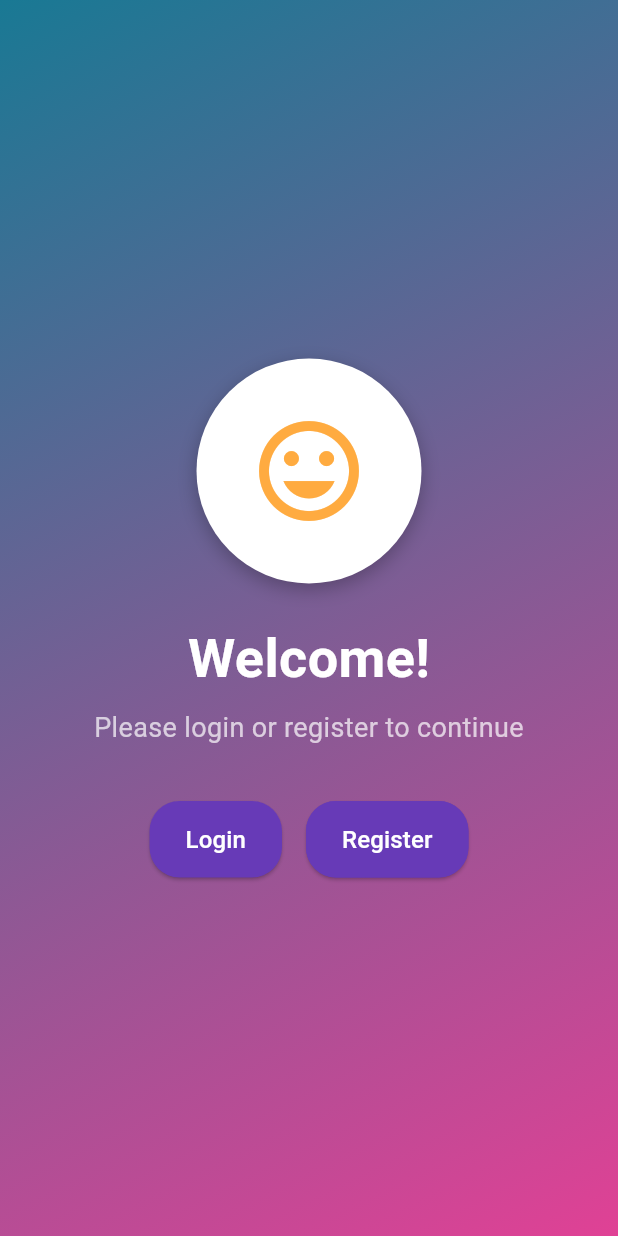
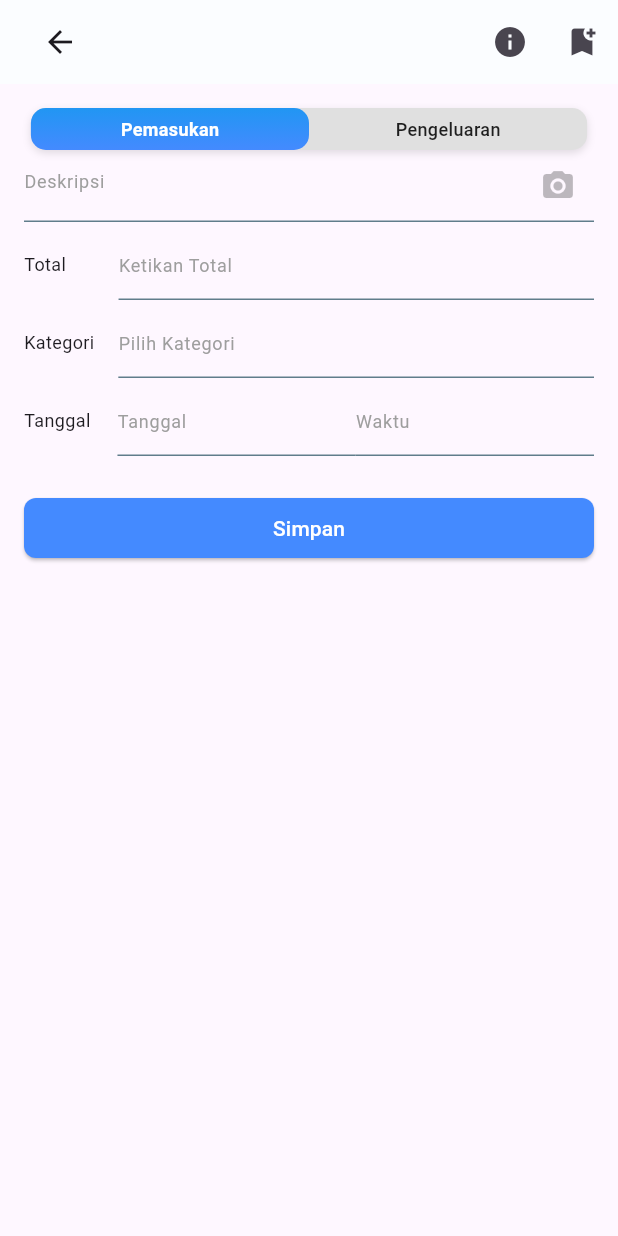
Before and after one commit to thisisjackii/ta_client, a Flutter app: the screen it shows after launch, on a phone screen of 412 x 824 dp. Run offline on Flutter 3.47's test engine with Material 3 defaults, Android fonts, the phone set to English and light mode, and no system bars; drawn by our look-alikes of flutter_toggle_tab; our stand-ins replace bloc, equatable, flutter_bloc, flutter_svg, get_it; generated files the repository leaves out were written again.

Commit message:
[FUNC] add create page
- new page: create transaction
- bloc and service still empty
- add new route
- add new library (flutter toggle tab)
- [Custom Text Field] new camera features
- add new custom date picker (related to custom text field)

```diff
--- a/lib/app/routes/routes.dart
+++ b/lib/app/routes/routes.dart
@@ -8,6 +8,7 @@ class Routes {
   static const register = '/register';
   static const otpVerification = '/otp-verification';
   static const dashboard = '/dashboard';
+  static const create = '/create';
 
   static Route<dynamic> generateRoute(RouteSettings settings) {
     switch (settings.name) {
@@ -21,6 +22,8 @@ class Routes {
         return MaterialPageRoute(builder: (_) => OtpVerificationPage.create());
       case dashboard:
         return MaterialPageRoute(builder: (_) => DashboardPage.create());
+      case create:
+        return MaterialPageRoute(builder: (_) => CreatePage.create());
       default:
         debugPrint('Unknown route: ${settings.name}');
         return MaterialPageRoute(
--- a/lib/app/view/app.dart
+++ b/lib/app/view/app.dart
@@ -14,7 +14,7 @@ class App extends StatelessWidget {
         ),
         useMaterial3: true,
       ),
-      initialRoute: Routes.welcome,
+      initialRoute: Routes.create,
       onGenerateRoute: Routes.generateRoute,
     );
   }
--- a/lib/core/screens/screens.dart
+++ b/lib/core/screens/screens.dart
@@ -4,3 +4,4 @@ export '../../features/login/view/login_page.dart';
 export '../../features/otp/view/otp_verification_page.dart';
 export '../../features/register/view/register_page.dart';
 export '../../features/welcome/view/welcome_page.dart';
+export '../../features/create/view/create_page.dart';
--- /dev/null
+++ b/lib/core/widgets/custom_date_picker.dart
@@ -0,0 +1,60 @@
+import 'package:flutter/material.dart';
+import 'package:ta_client/core/widgets/custom_text_field.dart';
+
+class CustomDatePicker extends StatefulWidget {
+  const CustomDatePicker({
+    required this.label,
+    required this.isDatePicker,
+    super.key,
+  });
+
+  final String label;
+  final bool isDatePicker;
+
+  @override
+  State<CustomDatePicker> createState() => _CustomDatePickerState();
+}
+
+class _CustomDatePickerState extends State<CustomDatePicker> {
+  final TextEditingController _controller = TextEditingController();
+  @override
+  Widget build(BuildContext context) {
+    return GestureDetector(
+      onTap: () async {
+        if (widget.isDatePicker) {
+          // Show Date Picker
+          DateTime? pickedDate = await showDatePicker(
+            context: context,
+            initialDate: DateTime.now(),
+            firstDate: DateTime(2000),
+            lastDate: DateTime(2100),
+          );
+          if (pickedDate != null) {
+            setState(() {
+              _controller.text = '${pickedDate.year}-${pickedDate.month}-${pickedDate.day}';
+            });
+          }
+        } else {
+          // Show Time Picker
+          TimeOfDay? pickedTime = await showTimePicker(
+            context: context,
+            initialTime: TimeOfDay.now(),
+          );
+          if (pickedTime != null) {
+            setState(() {
+              _controller.text = pickedTime.format(context); // Formats time to a readable string
+            });
+          }
+        }
+      },
+      child: AbsorbPointer( // Prevents the keyboard from appearing
+        child: CustomTextField(
+          label: widget.label,
+          onChanged: (value) {}, // No direct input allowed
+          isObscured: false,
+          keyboardType: TextInputType.none, // Disables keyboard input
+        ),
+      ),
+    );
+  }
+}
--- a/lib/core/widgets/custom_text_field.dart
+++ b/lib/core/widgets/custom_text_field.dart
@@ -4,23 +4,26 @@ import 'package:flutter/material.dart';
 class CustomTextField extends StatefulWidget {
   const CustomTextField({
     required this.label,
-    required this.onChanged,
-    required this.icons,
+    this.onChanged,
+    this.icons,
+    this.suffixType = SuffixType.none,
     super.key,
     this.isObscured = false,
     this.keyboardType,
   });
 
   final String label;
-  final IconData icons;
+  final IconData? icons;
   final bool isObscured;
   final TextInputType? keyboardType;
-  final void Function(String) onChanged;
+  final void Function(String)? onChanged;
+  final SuffixType suffixType;
 
   @override
   _CustomTextFieldState createState() => _CustomTextFieldState();
 }
 
+enum SuffixType { none, eye, camera }
 
 class _CustomTextFieldState extends State<CustomTextField> {
   late bool _isObscured;
@@ -40,13 +43,27 @@ class _CustomTextFieldState extends State<CustomTextField> {
         enabledBorder: const UnderlineInputBorder(
           borderSide: BorderSide(color: Colors.blueGrey),
         ),
-        prefixIcon: Opacity(
+        prefixIcon: widget.icons != null
+            ? Opacity(
           opacity: 0.3,
           child: Icon(widget.icons),
+        )
+            : null,
+        hintText: widget.label,
+        hintStyle: const TextStyle(
+          fontSize: 12,         // Custom font size
+          color: Colors.grey,   // Custom color
         ),
-        hintText: widget.label,
-        suffixIcon: widget.isObscured
-            ? IconButton(
+        suffixIcon: _buildSuffixIcon()
+      ),
+      onChanged: widget.onChanged,
+    );
+  }
+
+  Widget? _buildSuffixIcon() {
+    switch (widget.suffixType) {
+      case SuffixType.eye: // Obscure text toggle (password field)
+        return IconButton(
           icon: Icon(
             _isObscured ? Icons.visibility : Icons.visibility_off,
             color: _isObscured ? Colors.grey : Colors.blue,
@@ -56,10 +73,17 @@ class _CustomTextFieldState extends State<CustomTextField> {
               _isObscured = !_isObscured;
             });
           },
-        )
-            : null,
-      ),
-      onChanged: widget.onChanged,
-    );
+        );
+      case SuffixType.camera: // Camera icon
+        return IconButton(
+          icon: const Icon(Icons.camera_alt, color: Colors.black26),
+          onPressed: () {
+            print("Camera clicked at this moment");
+          },
+        );
+      case SuffixType.none: // No suffix icon
+      default:
+        return null;
+    }
   }
 }
--- /dev/null
+++ b/lib/features/create/view/create_page.dart
@@ -0,0 +1,198 @@
+// create_page.dart
+import 'package:flutter/material.dart';
+import 'package:flutter_bloc/flutter_bloc.dart';
+import 'package:ta_client/core/widgets/custom_text_field.dart';
+import 'package:ta_client/core/widgets/custom_date_picker.dart';
+import 'package:flutter_toggle_tab/flutter_toggle_tab.dart';
+
+class CreatePage extends StatefulWidget {
+  const CreatePage({super.key});
+
+  static Widget create() {
+    return const CreatePage();
+  }
+
+  @override
+  State<CreatePage> createState() => _CreatePageState();
+}
+
+class _CreatePageState extends State<CreatePage> {
+  int _selectedIndex = 0;
+  String _transactionType = 'Pemasukan';
+  List<DataTab> get _listTextTabToggle => [
+    DataTab(title: "Pemasukan"),
+    DataTab(title: "Pengeluaran"),
+  ];
+
+  @override
+  Widget build(BuildContext context) {
+    return Scaffold(
+      appBar: AppBar(
+        backgroundColor: const Color(0xffFBFDFF),
+        automaticallyImplyLeading: false, // Removes default leading button
+        title: Row(
+          mainAxisSize: MainAxisSize.min,
+          children: [
+            IconButton(
+              icon: const Icon(Icons.arrow_back),
+              onPressed: () {
+                // Handle navigate back action
+              },
+            ),
+          ],
+        ),
+        actions: [
+          Row(
+            children: [
+              IconButton(
+                icon: const Icon(Icons.info),
+                onPressed: () {
+                  // Handle settings action
+                },
+              ),
+              IconButton(
+                icon: const Icon(Icons.bookmark_add),
+                onPressed: () {
+                  // Handle account action
+                },
+              ),
+            ],
+          ),
+        ],
+      ),
+      body: Padding(
+        padding: const EdgeInsets.all(16),
+        child: Column(
+          mainAxisAlignment: MainAxisAlignment.start,
+          crossAxisAlignment: CrossAxisAlignment.stretch,
+          children: [
+            Center(
+              child: FlutterToggleTab(
+                width: 90,
+                borderRadius: 10,
+                height: 28,
+                selectedIndex: _selectedIndex,
+                selectedBackgroundColors: const [Colors.blue, Colors.blueAccent],
+                selectedTextStyle: const TextStyle(
+                    color: Colors.white,
+                    fontSize: 12,
+                    fontWeight: FontWeight.w700),
+                unSelectedTextStyle: const TextStyle(
+                    color: Colors.black87,
+                    fontSize: 12,
+                    fontWeight: FontWeight.w500),
+                dataTabs: _listTextTabToggle,
+                selectedLabelIndex: (index) {
+                  setState(() {
+                    _selectedIndex = index;
+                  });
+                },
+                isScroll: false,
+              ),
+            ),
+
+            CustomTextField(
+              label: 'Deskripsi',
+              suffixType: SuffixType.camera,
+            ),
+            const SizedBox(height: 4),
+            Row(crossAxisAlignment: CrossAxisAlignment.center, children: [
+              const Align(
+                alignment: Alignment.centerLeft,
+                child: Text(
+                  'Total',
+                  style: TextStyle(
+                    fontSize: 12,
+                    fontVariations: [
+                      FontVariation('wght', 600),
+                    ],
+                  ),
+                ),
+              ),
+              const SizedBox(width: 35),
+              // Add spacing between the text and the text field
+              Expanded(
+                child: CustomTextField(
+                  label: 'Ketikan Total',
+                ),
+              ),
+            ]),
+            const SizedBox(height: 4),
+            Row(crossAxisAlignment: CrossAxisAlignment.center, children: [
+              const Align(
+                alignment: Alignment.centerLeft,
+                child: Text(
+                  'Kategori',
+                  style: TextStyle(
+                    fontSize: 12,
+                    fontVariations: [
+                      FontVariation('wght', 600),
+                    ],
+                  ),
+                ),
+              ),
+              const SizedBox(width: 16),
+              // Add spacing between the text and the text field
+              Expanded(
+                child: CustomTextField(
+                  label: 'Pilih Kategori',
+                ),
+              ),
+            ]),
+            const SizedBox(height: 4),
+            Row(crossAxisAlignment: CrossAxisAlignment.center, children: [
+              const Align(
+                alignment: Alignment.centerLeft,
+                child: Text(
+                  'Tanggal',
+                  style: TextStyle(
+                    fontSize: 12,
+                    fontVariations: [
+                      FontVariation('wght', 600),
+                    ],
+                  ),
+                ),
+              ),
+              const SizedBox(width: 18),
+              // Add spacing between the text and the text field
+              Expanded(
+                child: CustomDatePicker(
+                  label: 'Tanggal',
+                  isDatePicker: true,
+                ),
+              ),
+              Expanded(
+                child: CustomDatePicker(
+                  label: 'Waktu',
+                  isDatePicker: false,
+                ),
+              ),
+            ]),
+            const SizedBox(height: 24),
+            ElevatedButton(
+              onPressed: () {},
+              style: ButtonStyle(
+                shape: WidgetStateProperty.all<RoundedRectangleBorder>(
+                    RoundedRectangleBorder(
+                        borderRadius: BorderRadius.circular(8.0),
+                    )
+                ),
+                backgroundColor:
+                    WidgetStateProperty.all<Color>(Colors.blueAccent),
+                foregroundColor: WidgetStateProperty.all<Color>(Colors.white),
+              ),
+              child: const Text(
+                'Simpan',
+                style: TextStyle(
+                  fontVariations: [
+                    FontVariation('wght', 700),
+                  ],
+                ),
+              ),
+            ),
+          ],
+        ),
+      ),
+    );
+  }
+}
--- a/pubspec.yaml
+++ b/pubspec.yaml
@@ -18,6 +18,7 @@ dependencies:
   http: ^1.2.2
   intl: ^0.19.0
   flutter_svg: ^2.0.17
+  flutter_toggle_tab: ^1.5.1
 
 dev_dependencies:
   bloc_test: ^9.1.7
```
Also changed, not shown: pubspec.lock.
